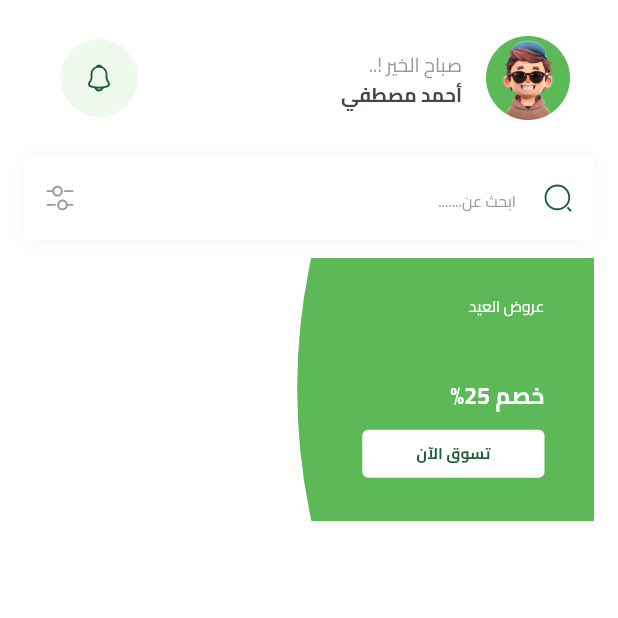
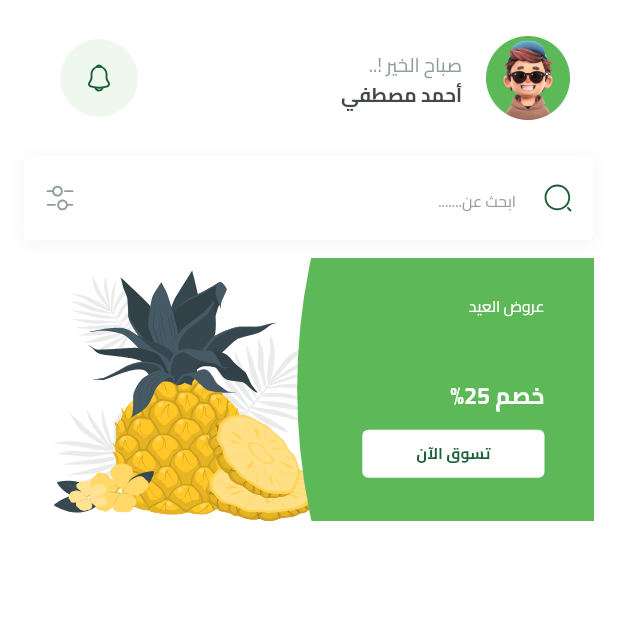
Before and after one commit to mohamed-abdellsalam/Fruits-E-commerce-, a Flutter app: the HomeView screen opened by its route, on a phone screen of 412 x 824 dp, the top half of it. Run offline on Flutter 3.47's test engine with Material 3 defaults, Android fonts, the phone set to English and light mode, and no system bars; our stand-ins replace bloc, cloud_firestore, dartz, dots_indicator, firebase_auth, firebase_core and 8 more; missing offline and left inert: flutter_facebook_auth; accounts and stored records are empty.

```diff
--- a/lib/features/home/presentation/views/widgets/featured_item.dart
+++ b/lib/features/home/presentation/views/widgets/featured_item.dart
@@ -1,4 +1,5 @@
 import 'package:flutter/material.dart';
+import 'package:flutter_svg/svg.dart';
 import 'package:flutter_svg_provider/flutter_svg_provider.dart' as svg;
 import 'package:fruits_hub/core/utils/app_images.dart';
 import 'package:fruits_hub/core/utils/app_text_styles.dart';
@@ -16,7 +17,16 @@ class FeaturedItem extends StatelessWidget {
         aspectRatio: 342 / 158,
         child: Stack(
           children: [
-            Image.asset(Assets.imagesWatermelonTest),
+            Positioned(
+              left: 0,
+              bottom: 0,
+              top: 0,
+              right: itemWidth * 0.4,
+              child: SvgPicture.asset(
+                Assets.imagesPageViewItem2Image,
+                fit: BoxFit.fill,
+              ),
+            ),
             Container(
               width: itemWidth * 0.5,
               decoration: const BoxDecoration(
```
